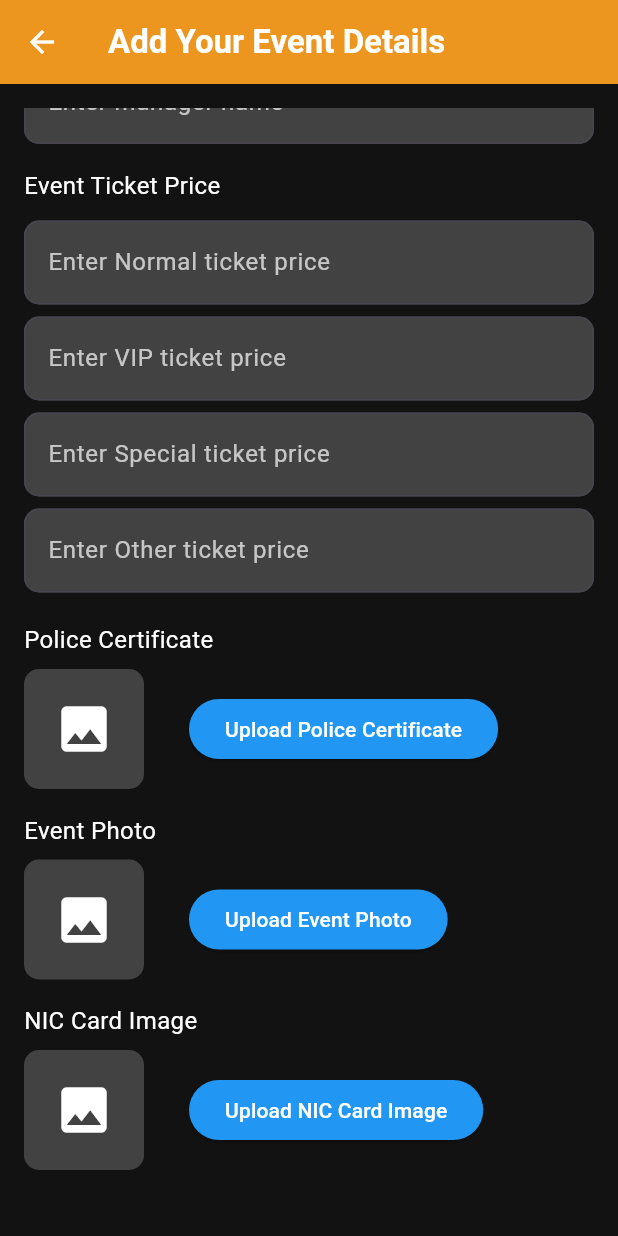
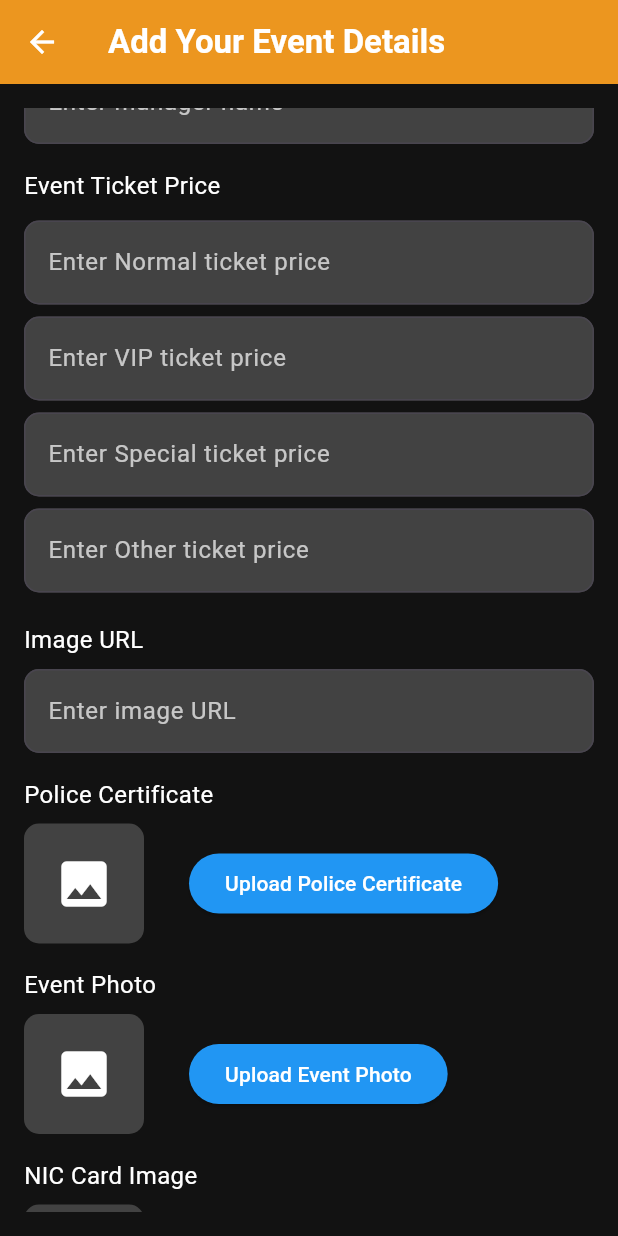
Before and after one commit to Gawesh2001/Eventory, a Flutter app: the addevent screen opened directly, scrolled down 576 dp, on a phone screen of 412 x 824 dp. Run offline on Flutter 3.47's test engine with Material 3 defaults, Android fonts, the phone set to English and light mode, and no system bars; our stand-ins replace cloud_firestore, firebase_auth, firebase_core, firebase_storage, geocoding, google_maps_flutter and 3 more; accounts and stored records are empty.

```diff
--- a/lib/screnns/otherscreens/addevent.dart
+++ b/lib/screnns/otherscreens/addevent.dart
@@ -52,11 +52,14 @@ class _addeventState extends State<addevent> {
   XFile? nicCardImage;
   LatLng? selectedLocation;
   String eventID = Uuid().v4();
+  String? imageUrl;
 
   final eventNameController = TextEditingController();
   final eventVenueController = TextEditingController();
   final eventManagerController = TextEditingController();
   final eventIDController = TextEditingController();
+  final imageUrlController =
+      TextEditingController(); // New controller for image URL
   Map<String, TextEditingController> ticketPriceControllers = {
     'Normal': TextEditingController(),
     'VIP': TextEditingController(),
@@ -72,6 +75,7 @@ class _addeventState extends State<addevent> {
     eventVenueController.dispose();
     eventManagerController.dispose();
     eventIDController.dispose();
+    imageUrlController.dispose(); // Dispose the new controller
     ticketPriceControllers.forEach((_, controller) => controller.dispose());
     super.dispose();
   }
@@ -130,6 +134,8 @@ class _addeventState extends State<addevent> {
       specialTicketPrice =
           double.tryParse(ticketPriceControllers['Special']!.text);
       otherTicketPrice = double.tryParse(ticketPriceControllers['Other']!.text);
+      imageUrl =
+          imageUrlController.text; // Get the image URL from the controller
     });
 
     // Create event data map to store in Firestore
@@ -144,15 +150,16 @@ class _addeventState extends State<addevent> {
       'selectedCategory': selectedCategory,
       'selectedDateTime': selectedDateTime,
       'eventID': eventID,
+      'imageUrl': imageUrl, // Save the image URL to Firestore
       'location': selectedLocation != null
           ? {
               'latitude': selectedLocation!.latitude,
               'longitude': selectedLocation!.longitude
             }
           : null,
-      'createdAt': Timestamp
-          .now(), // For storing the timestamp of when the event is created
+      'createdAt': Timestamp.now(),
     };
+
     try {
       await FirebaseFirestore.instance
           .collection('events')
@@ -163,16 +170,11 @@ class _addeventState extends State<addevent> {
       ScaffoldMessenger.of(context).showSnackBar(
         SnackBar(content: Text("Event saved successfully!")),
       );
-
-      // Optionally, navigate to another screen after saving
-      // Navigator.pushReplacement(context, MaterialPageRoute(builder: (_) => SomeOtherPage()));
     } catch (e) {
       ScaffoldMessenger.of(context).showSnackBar(
         SnackBar(content: Text("Failed to save event: $e")),
       );
     }
-
-    // Save event details logic here (e.g., Firebase)
   }
 
   Future<String?> _uploadImage(XFile file, String path) async {
@@ -406,6 +408,24 @@ class _addeventState extends State<addevent> {
               ),
               SizedBox(height: 16),
 
+              // Image URL
+              Text("Image URL",
+                  style: TextStyle(color: Colors.white, fontSize: 16)),
+              SizedBox(height: 8),
+              TextField(
+                controller: imageUrlController,
+                style: TextStyle(color: Colors.white),
+                decoration: InputDecoration(
+                  hintText: 'Enter image URL',
+                  hintStyle: TextStyle(color: Colors.white70),
+                  filled: true,
+                  fillColor: Colors.grey[800],
+                  border: OutlineInputBorder(
+                      borderRadius: BorderRadius.circular(10)),
+                ),
+              ),
+              SizedBox(height: 16),
+
               // Police Certificate
               Text("Police Certificate",
                   style: TextStyle(color: Colors.white, fontSize: 16)),
```
Also changed, not shown: lib/screnns/home/home.dart (+6 -6 lines).
